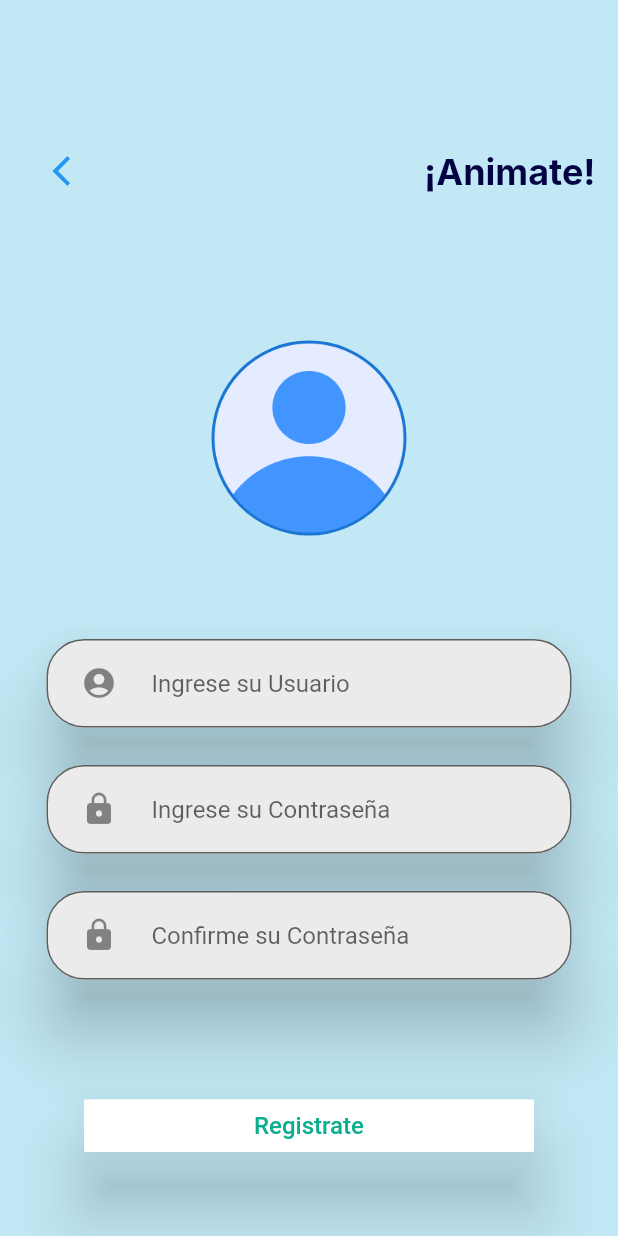
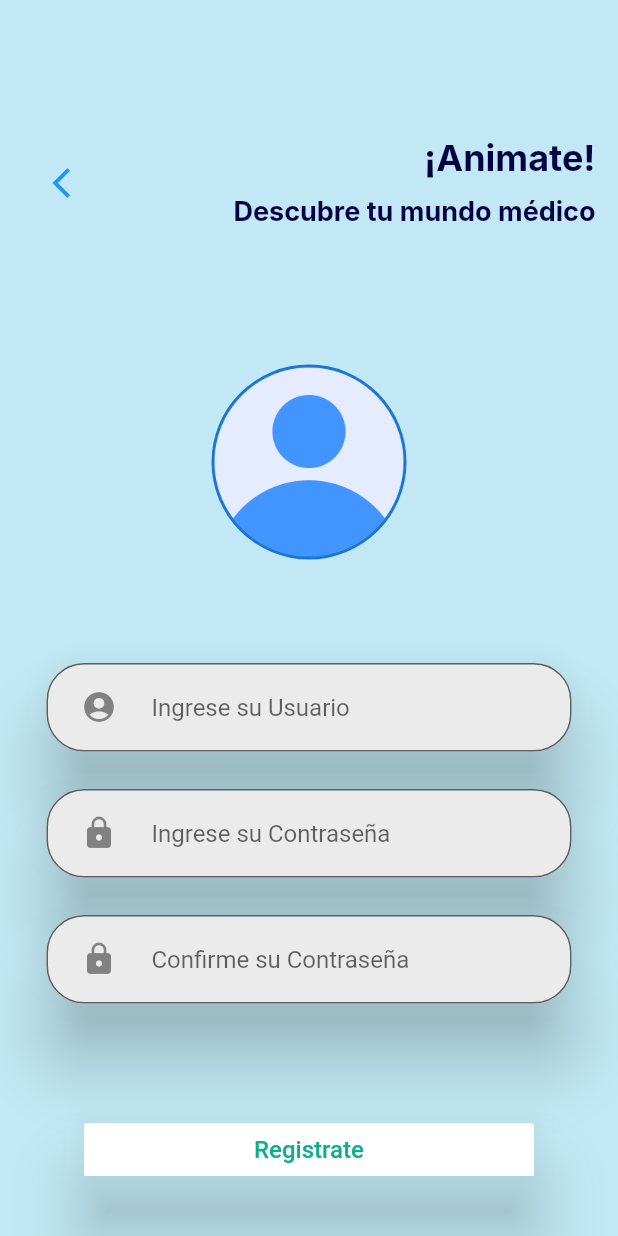
Before and after one commit to JulioOrtizUTEC/TuMundoMedico-Flutter, a Flutter app: the RegistroUsu screen opened directly, on a phone screen of 412 x 824 dp. Run offline on Flutter 3.47's test engine with Material 2 defaults, Android fonts, the light colour scheme and no system bars; missing offline and left inert: dart:ffi; Roboto replaces fonts that are missing (Inter).

Commit message:
agregando actualizaciones finales

```diff
--- a/lib/src/registrarUsuario.dart
+++ b/lib/src/registrarUsuario.dart
@@ -23,7 +23,7 @@ class _RegistroUsuState extends State<RegistroUsu> {
             children: <Widget>[
               Row(
                 children: <Widget>[
-                  Expanded(
+                  Container(
                     child: Align(
                       alignment: Alignment.centerLeft,
                       child: TextButton(
@@ -44,7 +44,9 @@ class _RegistroUsuState extends State<RegistroUsu> {
                   const Expanded(
                     child: Column(
                       children: [
-                        Align(
+                        SizedBox(
+                          width: 900,
+                          child: Align(
                             alignment: Alignment.centerRight,
                             //Acá se colocan los textos de bienvenida
                             child: Text('¡Animate!',
@@ -54,7 +56,24 @@ class _RegistroUsuState extends State<RegistroUsu> {
                                     color: Color.fromARGB(255, 3, 2, 67),
                                     fontWeight: FontWeight.w700,
                                     height: 27 / 22),
-                              textAlign: TextAlign.left),
+                                textAlign: TextAlign.right),
+                          ),
+                        ),
+                        SizedBox(
+                          width: 900,
+                          child: Align(
+                            alignment: Alignment.centerRight,
+                            //Acá se colocan los textos de bienvenida
+                            child: Text("Descubre tu mundo médico",
+                                style: TextStyle(
+                                  fontFamily: "Inter",
+                                  fontSize: 18,
+                                  fontWeight: FontWeight.w700,
+                                  color: Color(0xff030243),
+                                  height: 27 / 14,
+                                ),
+                                textAlign: TextAlign.right),
+                          ),
                         ),
                       ],
                     ),
@@ -191,7 +210,10 @@ class _RegistroUsuState extends State<RegistroUsu> {
                   shadowColor: Colors.black,
                   child: TextButton(
                     onPressed: () {
-                      Navigator.push(context, MaterialPageRoute(builder: (context)=> const Login()));
+                      Navigator.push(
+                          context,
+                          MaterialPageRoute(
+                              builder: (context) => const Login()));
                     },
                     style: ButtonStyle(
                       backgroundColor: MaterialStateProperty.all(Colors.white),
```
Lines whose indentation alone changed are shown as unchanged.
